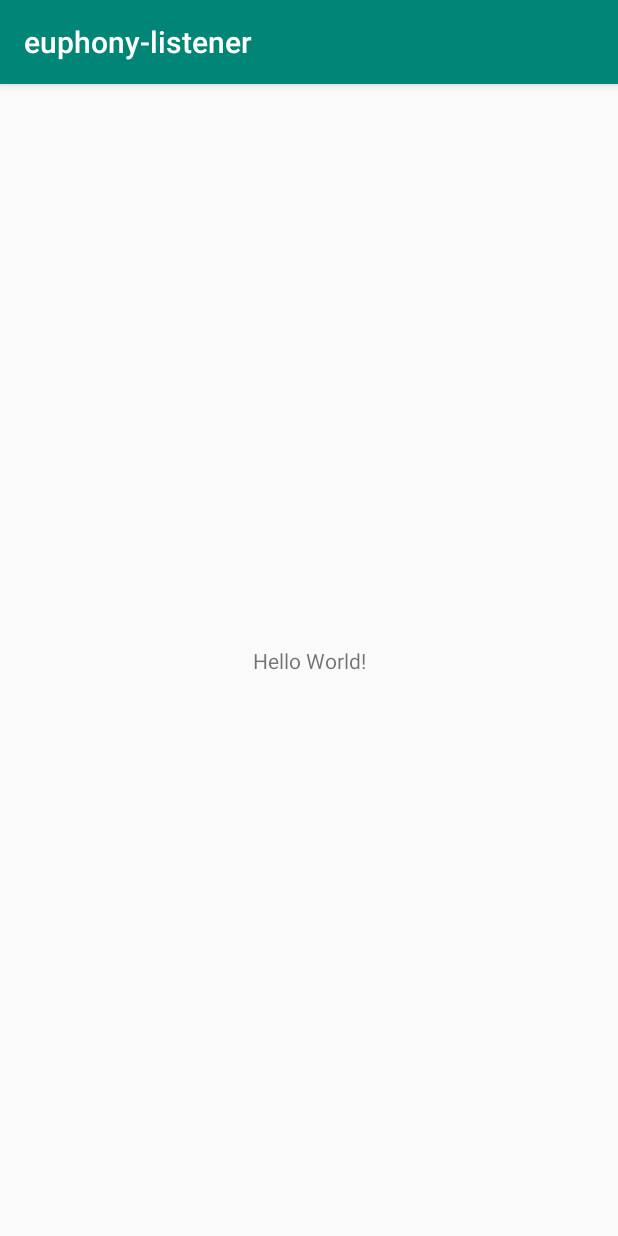
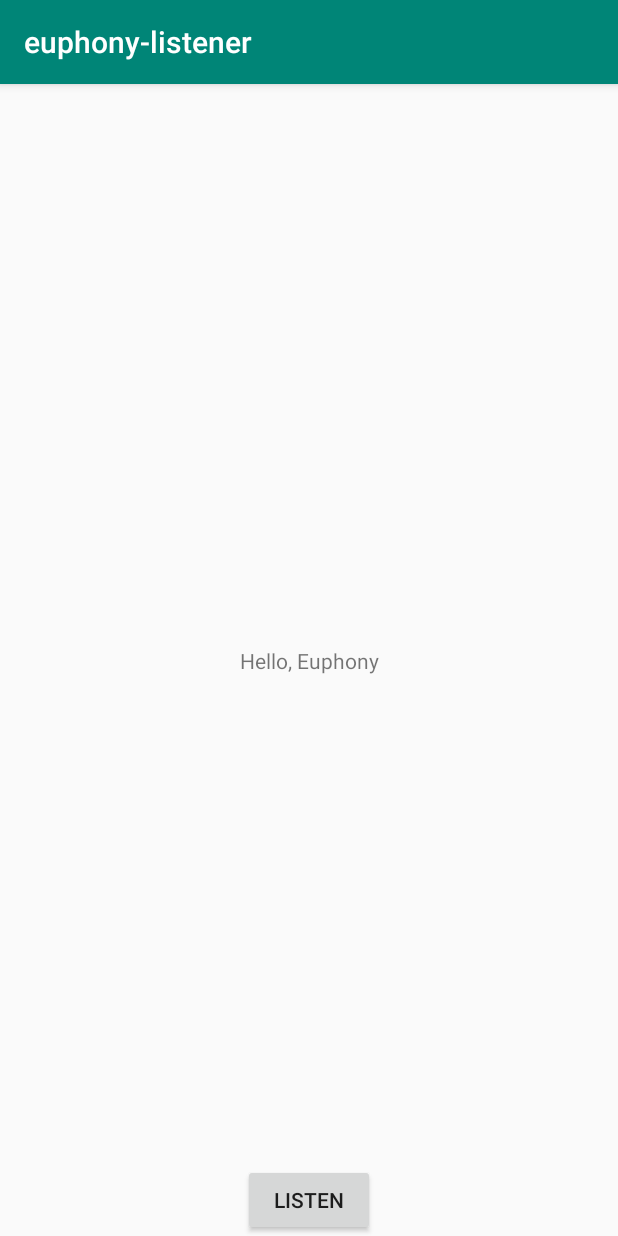
Before and after one commit to euphony-io/euphony-listener, an Android app: the screen it shows after launch (MainActivity), on a phone screen of 412 x 824 dp. Run offline under Robolectric (Android 15) with nearby library versions, the phone set to English and light mode, and no system bars; libraries missing offline, so code that uses them is left out: euphony.lib.receiver; 1 statement that could not run was skipped.

Commit message:
Migrated to Android X & Added Recorder Permission Request Function

```diff
--- a/app/build.gradle
+++ b/app/build.gradle
@@ -27,4 +27,5 @@ dependencies {
     androidTestImplementation 'androidx.test.ext:junit:1.1.1'
     androidTestImplementation 'androidx.test.espresso:espresso-core:3.2.0'
     implementation 'euphony.lib:euphony:0.7.1.6'
+    implementation 'com.google.android.material:material:1.2.0-alpha02'
 }
--- a/app/src/main/AndroidManifest.xml
+++ b/app/src/main/AndroidManifest.xml
@@ -2,6 +2,7 @@
 <manifest xmlns:android="http://schemas.android.com/apk/res/android"
     package="co.jbear.euphony_listener">
 
+    <uses-permission android:name="android.permission.RECORD_AUDIO" />
     <application
         android:allowBackup="true"
         android:icon="@mipmap/ic_launcher"
@@ -12,7 +13,7 @@
         <activity android:name=".MainActivity">
             <intent-filter>
                 <action android:name="android.intent.action.MAIN" />
-
+                <action android:name="android.intent.action.VIEW" />
                 <category android:name="android.intent.category.LAUNCHER" />
             </intent-filter>
         </activity>
--- a/app/src/main/java/co/jbear/euphony_listener/MainActivity.java
+++ b/app/src/main/java/co/jbear/euphony_listener/MainActivity.java
@@ -1,14 +1,123 @@
 package co.jbear.euphony_listener;
 
+import androidx.annotation.NonNull;
 import androidx.appcompat.app.AppCompatActivity;
+import androidx.core.app.ActivityCompat;
+import androidx.core.content.ContextCompat;
 
+import android.Manifest;
+import android.content.Context;
+import android.content.pm.PackageManager;
 import android.os.Bundle;
+import android.view.View;
+import android.widget.Button;
+import android.widget.TextView;
+
+import com.google.android.material.snackbar.Snackbar;
+
+import euphony.lib.receiver.AcousticSensor;
+import euphony.lib.receiver.EuRxManager;
 
 public class MainActivity extends AppCompatActivity {
 
+    private final int MY_PERMISSIONS_REQUEST_RECORD_AUDIO = 17389;
+
+    private boolean mode = false;
+    private Context mContext;
+    private View mainLayout;
+    private TextView listenView;
+    private Button listenBtn;
+
+    EuRxManager mRxManager = new EuRxManager();
     @Override
     protected void onCreate(Bundle savedInstanceState) {
         super.onCreate(savedInstanceState);
         setContentView(R.layout.activity_main);
+        mContext = this;
+        mainLayout = findViewById(R.id.mainLayout);
+        listenView = findViewById(R.id.listenView);
+        listenBtn = findViewById(R.id.button);
+
+        mRxManager.setAcousticSensor(new AcousticSensor() {
+            @Override
+            public void notify(String letters) {
+                listenView.setText(letters);
+                listenBtn.setText("Listen");
+                mode = false;
+            }
+        });
+
+        listenBtn.setOnClickListener(new View.OnClickListener() {
+            @Override
+            public void onClick(View view) {
+                // recorder request should be checked.
+                if (ContextCompat.checkSelfPermission(mContext,
+                        Manifest.permission.RECORD_AUDIO)
+                        != PackageManager.PERMISSION_GRANTED) {
+                    requestRecorderPermission();
+                }
+                else {
+                    if(mode) {
+                        mRxManager.finish();
+                        listenBtn.setText("Listen");
+                        mode = false;
+                    } else {
+                        mRxManager.listen();  //Listening Start
+                        listenBtn.setText("Stop");
+                        mode = true;
+                    }
+                }
+            }
+        });
+
+        requestRecorderPermission();
     }
+
+    private void requestRecorderPermission() {
+        if (ContextCompat.checkSelfPermission(this,
+                Manifest.permission.RECORD_AUDIO)
+                != PackageManager.PERMISSION_GRANTED) {
+
+            // Permission is not granted
+            // Should we show an explanation?
+            if (ActivityCompat.shouldShowRequestPermissionRationale(this,
+                    Manifest.permission.RECORD_AUDIO)) {
+                Snackbar.make(mainLayout, R.string.recorder_access_required,
+                        Snackbar.LENGTH_INDEFINITE).setAction(R.string.ok, new View.OnClickListener() {
+                    @Override
+                    public void onClick(View view) {
+                        // Request the permission
+                        ActivityCompat.requestPermissions(MainActivity.this,
+                                new String[]{Manifest.permission.RECORD_AUDIO},
+                                MY_PERMISSIONS_REQUEST_RECORD_AUDIO);
+                    }
+                }).show();
+            } else {
+                Snackbar.make(mainLayout, R.string.recorder_unavailable, Snackbar.LENGTH_SHORT).show();
+                // No explanation needed; request the permission
+                ActivityCompat.requestPermissions(this,
+                        new String[]{Manifest.permission.RECORD_AUDIO},
+                        MY_PERMISSIONS_REQUEST_RECORD_AUDIO);
+            }
+        } else {
+            // Permission has already been granted
+        }
+    }
+
+    @Override
+    public void onRequestPermissionsResult(int requestCode, @NonNull String[] permissions, @NonNull int[] grantResults) {
+        switch(requestCode) {
+            case MY_PERMISSIONS_REQUEST_RECORD_AUDIO:
+                if(grantResults.length > 0 && grantResults[0] == PackageManager.PERMISSION_GRANTED) {
+                    Snackbar.make(mainLayout, R.string.recorder_permission_granted,
+                            Snackbar.LENGTH_SHORT)
+                            .show();
+                } else {
+                    Snackbar.make(mainLayout, R.string.recorder_permission_rejected,
+                            Snackbar.LENGTH_SHORT)
+                            .show();
+                }
+        }
+    }
+
 }
--- a/app/src/main/res/layout/activity_main.xml
+++ b/app/src/main/res/layout/activity_main.xml
@@ -2,17 +2,29 @@
 <androidx.constraintlayout.widget.ConstraintLayout xmlns:android="http://schemas.android.com/apk/res/android"
     xmlns:app="http://schemas.android.com/apk/res-auto"
     xmlns:tools="http://schemas.android.com/tools"
+    android:id="@+id/mainLayout"
     android:layout_width="match_parent"
     android:layout_height="match_parent"
     tools:context=".MainActivity">
 
     <TextView
+        android:id="@+id/listenView"
         android:layout_width="wrap_content"
         android:layout_height="wrap_content"
-        android:text="Hello World!"
+        android:text="@string/status_text"
         app:layout_constraintBottom_toBottomOf="parent"
         app:layout_constraintLeft_toLeftOf="parent"
         app:layout_constraintRight_toRightOf="parent"
         app:layout_constraintTop_toTopOf="parent" />
 
+    <Button
+        android:id="@+id/button"
+        android:layout_width="wrap_content"
+        android:layout_height="wrap_content"
+        android:text="@string/listen_btn_record"
+        app:layout_constraintBottom_toBottomOf="parent"
+        app:layout_constraintLeft_toLeftOf="parent"
+        app:layout_constraintRight_toRightOf="parent"
+        />
+
 </androidx.constraintlayout.widget.ConstraintLayout>
--- a/app/src/main/res/values/strings.xml
+++ b/app/src/main/res/values/strings.xml
@@ -1,3 +1,11 @@
 <resources>
     <string name="app_name">euphony-listener</string>
+    <string name="recorder_permission_granted">Recorder Permission is granted</string>
+    <string name="recorder_permission_rejected">Recorder Permission is rejected</string>
+    <string name="recorder_access_required">Recorder access is required to use the euphony listener</string>
+    <string name="recorder_unavailable"><b>Recorder could not be used.</b>\nThis occurs when the recorder is not available (for example it is already in use) or if the system has denited access</string>
+    <string name="ok">OK</string>
+    <string name="listen_btn_record">Listen</string>
+    <string name="listen_btn_stop">Stop</string>
+    <string name="status_text">Hello, Euphony</string>
 </resources>
```
